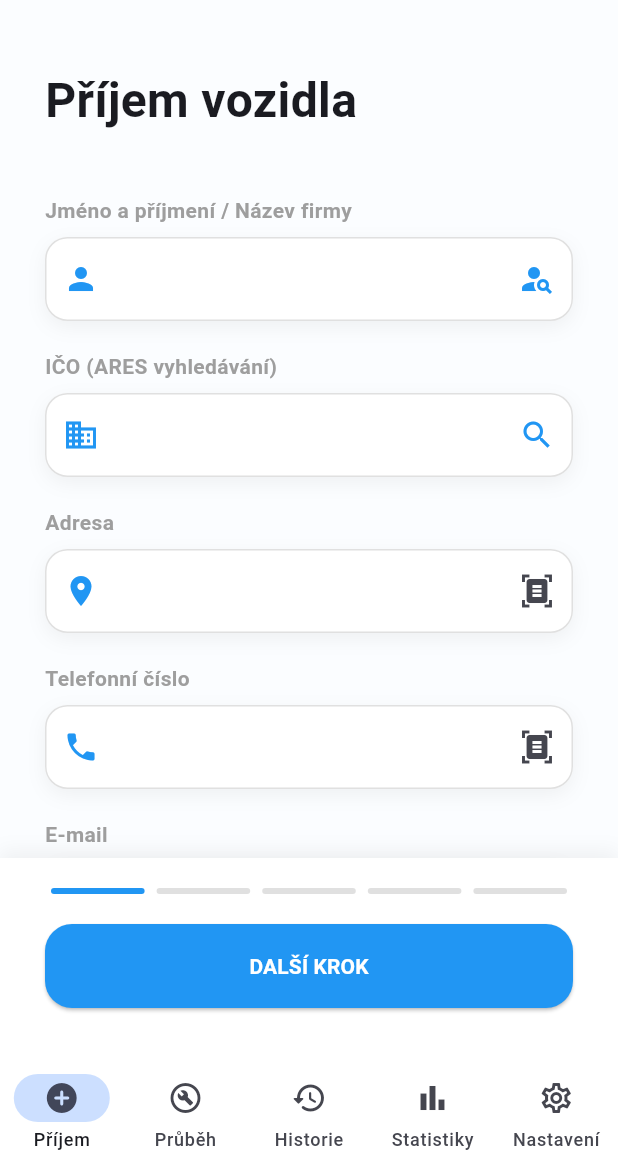
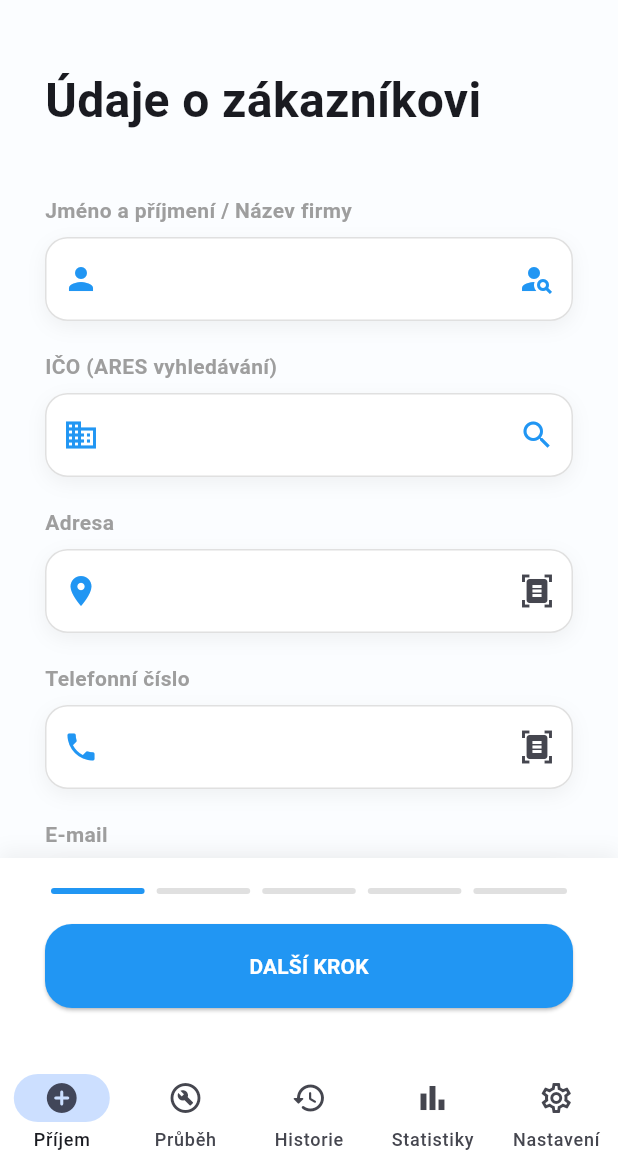
Before and after one commit to JanSvihalek/VisTo, a Flutter app: the screen it shows once a user with an empty profile is signed in, on a phone screen of 412 x 824 dp, the part 63-1236 px from its top. Run offline on Flutter 3.47's test engine with Material 3 defaults, Android fonts, the phone set to English and light mode, and no system bars; our stand-ins replace cloud_firestore, firebase_auth, firebase_core, firebase_storage, image_picker, pdf and 2 more; missing offline and left inert: dart:html, google_mlkit_text_recognition; accounts and stored records are empty.

Commit message:
Verze 2.6.3

```diff
--- a/lib/zalozky/prijem_vozidla.dart
+++ b/lib/zalozky/prijem_vozidla.dart
@@ -170,6 +170,7 @@ class _MainWizardPageState extends State<MainWizardPage> {
                   .map((d) => d.data() as Map<String, dynamic>)
                   .toList();
             });
+            _moveNext(); // <--- Přidáno automatické přeskočení
           }
         },
       ),
@@ -543,7 +544,7 @@ class _MainWizardPageState extends State<MainWizardPage> {
       crossAxisAlignment: CrossAxisAlignment.start,
       children: [
         const Text(
-          'Příjem vozidla',
+          'Údaje o zákazníkovi',
           style: TextStyle(fontSize: 32, fontWeight: FontWeight.bold),
         ),
         const SizedBox(height: 40),
@@ -635,31 +636,61 @@ class _MainWizardPageState extends State<MainWizardPage> {
         ),
         const SizedBox(height: 20),
         _buildInput('E-mail', Icons.email, _emailZController, isDark),
+      ],
+    ),
+  );
+
+  Widget _buildVozidloStep(bool isDark) => SingleChildScrollView(
+    padding: const EdgeInsets.all(30),
+    child: Column(
+      crossAxisAlignment: CrossAxisAlignment.start,
+      children: [
+        const Text(
+          'Údaje o vozidle',
+          style: TextStyle(fontSize: 32, fontWeight: FontWeight.bold),
+        ),
+        const SizedBox(height: 30),
+
+        // --- Modrý rámeček s vozidly ---
         if (_nalezenaVozidla.isNotEmpty) ...[
-          const SizedBox(height: 30),
-          const Divider(),
+          Container(
+            width: double.infinity,
+            padding: const EdgeInsets.all(20),
+            decoration: BoxDecoration(
+              color: Colors.blue.withOpacity(0.05),
+              border: Border.all(color: Colors.blue.withOpacity(0.3)),
+              borderRadius: BorderRadius.circular(15),
+            ),
+            child: Column(
+              crossAxisAlignment: CrossAxisAlignment.start,
+              children: [
+                const Row(
+                  children: [
+                    Icon(Icons.directions_car, color: Colors.blue),
+                    SizedBox(width: 10),
+                    Text(
+                      'Zákazník má uložená tato vozidla:',
+                      style: TextStyle(
+                        fontWeight: FontWeight.bold,
+                        color: Colors.blue,
+                      ),
+                    ),
+                  ],
+                ),
                 const SizedBox(height: 15),
-          const Text(
-            'Uložená vozidla zákazníka:',
-            style: TextStyle(fontWeight: FontWeight.bold, fontSize: 16),
-          ),
-          const SizedBox(height: 10),
                 Wrap(
                   spacing: 10,
                   runSpacing: 10,
                   children: _nalezenaVozidla
                       .map(
                         (v) => ActionChip(
-                    backgroundColor: Colors.white,
+                          backgroundColor: isDark
+                              ? const Color(0xFF2C2C2C)
+                              : Colors.white,
                           side: const BorderSide(color: Colors.blue),
                           label: Text(
                             '${v['spz']} ${v['znacka'] != null && v['znacka'].toString().isNotEmpty ? '(${v['znacka']} ${v['model'] ?? ''})' : ''}',
                             style: const TextStyle(fontWeight: FontWeight.bold),
-                    ),
-                    avatar: const Icon(
-                      Icons.directions_car,
-                      color: Colors.blue,
-                      size: 16,
                           ),
                           onPressed: () {
                             setState(() {
@@ -668,7 +699,8 @@ class _MainWizardPageState extends State<MainWizardPage> {
                               _znackaController.text = v['znacka'] ?? '';
                               _modelController.text = v['model'] ?? '';
                               _rokVyrobyController.text = v['rok_vyroby'] ?? '';
-                        _motorizaceController.text = v['motorizace'] ?? '';
+                              _motorizaceController.text =
+                                  v['motorizace'] ?? '';
                               if (v['palivo'] != null &&
                                   _moznostiPaliva.contains(v['palivo']))
                                 _vybranePalivo = v['palivo'];
@@ -688,20 +720,11 @@ class _MainWizardPageState extends State<MainWizardPage> {
                       .toList(),
                 ),
               ],
-      ],
-    ),
-  );
-
-  Widget _buildVozidloStep(bool isDark) => SingleChildScrollView(
-    padding: const EdgeInsets.all(30),
-    child: Column(
-      crossAxisAlignment: CrossAxisAlignment.start,
-      children: [
-        const Text(
-          'Údaje o vozidle',
-          style: TextStyle(fontSize: 32, fontWeight: FontWeight.bold),
-        ),
-        const SizedBox(height: 40),
+            ),
+          ),
+          const SizedBox(height: 30),
+        ],
+
         _buildInput(
           'Číslo zakázky *',
           Icons.onetwothree,
```
Also changed, not shown: 1 other file. Lines whose indentation alone changed are shown as unchanged.
